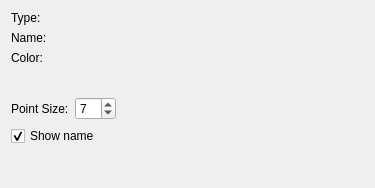
First picture: the form in libs/post/post2d/datamodel/private/post2dwindowbcdataitem_settingeditwidget.ui, repository i-RIC/prepost-gui, before the edit.
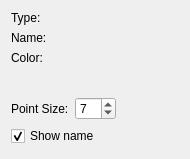
Second picture: the form after the edit. Custom widgets are drawn as their Qt base class.

Patch:
```diff
--- a/libs/post/post2d/datamodel/private/post2dwindowbcdataitem_settingeditwidget.ui
+++ b/libs/post/post2d/datamodel/private/post2dwindowbcdataitem_settingeditwidget.ui
@@ -6,8 +6,8 @@
    <rect>
     <x>0</x>
     <y>0</y>
-    <width>375</width>
-    <height>188</height>
+    <width>190</width>
+    <height>159</height>
    </rect>
   </property>
   <property name="windowTitle">
@@ -152,7 +152,7 @@
      <property name="sizeHint" stdset="0">
       <size>
        <width>20</width>
-       <height>26</height>
+       <height>3</height>
       </size>
      </property>
     </spacer>
```
